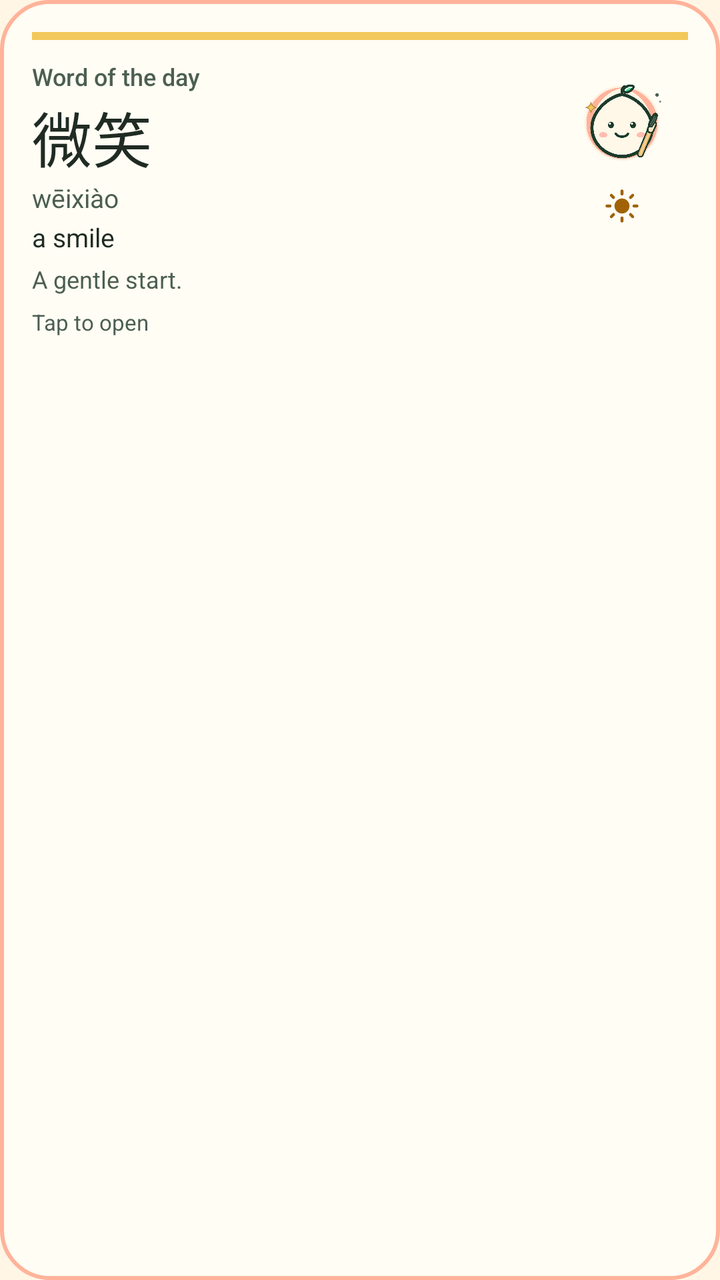
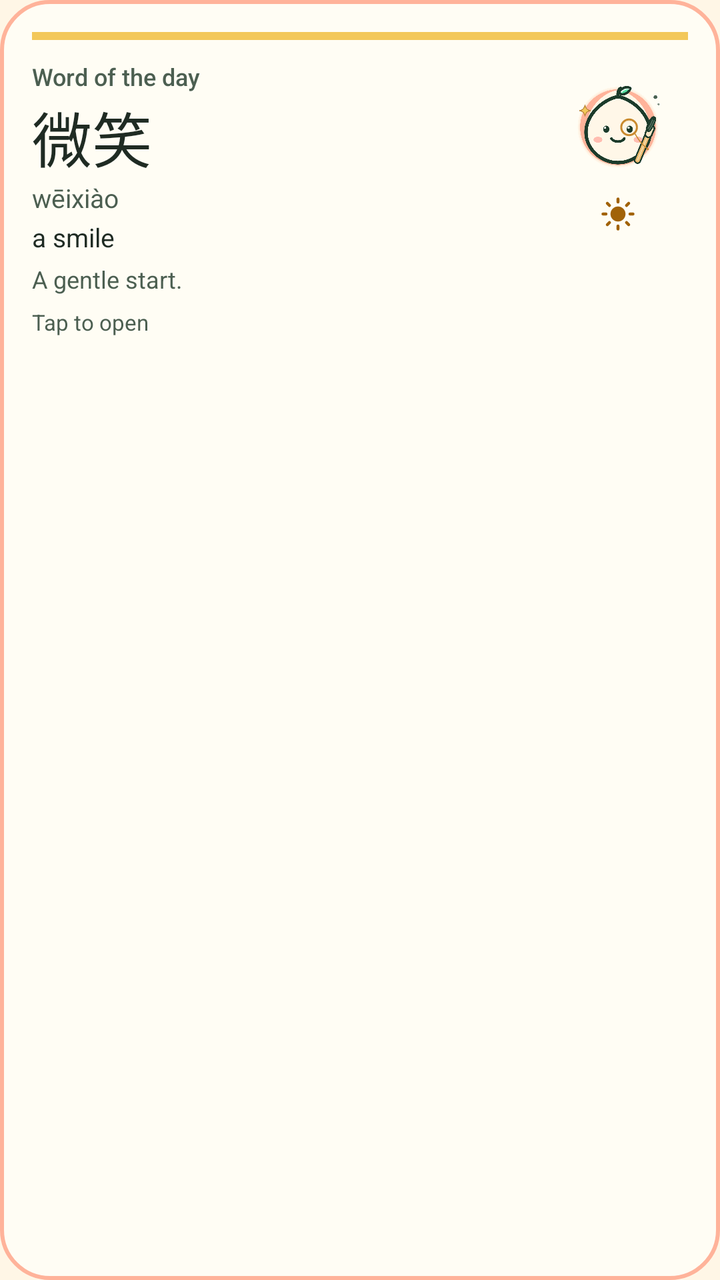

The first picture is an Android layout as it rendered before a commit; the second is the same layout after the commit. The layout source and the unified diff follow.
<!-- AndroidManifest.xml: application theme Theme.Bihua -->
<!-- res/layout/widget_word.xml -->
<?xml version="1.0" encoding="utf-8"?>
<LinearLayout xmlns:android="http://schemas.android.com/apk/res/android"
    android:id="@+id/widget_root"
    android:layout_width="match_parent"
    android:layout_height="match_parent"
    android:background="@drawable/widget_bg"
    android:orientation="vertical"
    android:padding="16dp">

    <TextView
        android:id="@+id/widget_accent"
        android:layout_width="match_parent"
        android:layout_height="4dp"
        android:background="#F3C85A"
        android:importantForAccessibility="no" />

    <LinearLayout
        android:layout_width="match_parent"
        android:layout_height="wrap_content"
        android:orientation="horizontal"
        android:paddingTop="10dp">

        <LinearLayout
            android:layout_width="0dp"
            android:layout_height="wrap_content"
            android:layout_weight="1"
            android:orientation="vertical">

            <TextView
                android:id="@+id/widget_label"
                android:layout_width="match_parent"
                android:layout_height="wrap_content"
                android:fontFamily="sans-serif-medium"
                android:text="@string/widget_word_label"
                android:textColor="#4C5F51"
                android:textSize="12sp" />

            <TextView
                android:id="@+id/widget_word"
                android:layout_width="match_parent"
                android:layout_height="wrap_content"
                android:fontFamily="sans-serif-medium"
                android:maxLines="1"
                android:text="@string/widget_word_default"
                android:textColor="#1F2B23"
                android:textSize="30sp" />

            <TextView
                android:id="@+id/widget_reading"
                android:layout_width="match_parent"
                android:layout_height="wrap_content"
                android:maxLines="1"
                android:text="@string/widget_word_reading"
                android:textColor="#4C5F51"
                android:textSize="13sp" />

            <TextView
                android:id="@+id/widget_meaning"
                android:layout_width="match_parent"
                android:layout_height="wrap_content"
                android:layout_marginTop="2dp"
                android:maxLines="2"
                android:text="@string/widget_word_meaning"
                android:textColor="#1F2B23"
                android:textSize="13sp" />

            <TextView
                android:id="@+id/widget_note"
                android:layout_width="match_parent"
                android:layout_height="wrap_content"
                android:layout_marginTop="4dp"
                android:text="@string/widget_word_note"
                android:textColor="#4C5F51"
                android:textSize="12sp" />
        </LinearLayout>

        <LinearLayout
            android:layout_width="66dp"
            android:layout_height="wrap_content"
            android:gravity="center_horizontal"
            android:orientation="vertical">

            <ImageView
                android:id="@+id/widget_pet"
                android:layout_width="62dp"
                android:layout_height="62dp"
                android:importantForAccessibility="no"
                android:scaleType="fitCenter"
                android:src="@drawable/ic_launcher_foreground_art" />

            <ImageView
                android:id="@+id/widget_icon"
                android:layout_width="18dp"
                android:layout_height="18dp"
                android:layout_marginTop="2dp"
                android:importantForAccessibility="no"
                android:src="@drawable/ic_widget_sun" />
        </LinearLayout>
    </LinearLayout>

    <TextView
        android:layout_width="match_parent"
        android:layout_height="wrap_content"
        android:layout_marginTop="6dp"
        android:text="@string/widget_word_hint"
        android:textColor="#4C5F51"
        android:textSize="11sp" />
</LinearLayout>
<!-- resources referenced by this layout -->
<resources>
  <!-- drawable ic_launcher_foreground_art: png bitmap (drawable-nodpi, 85524 bytes) -->
  <!-- drawable ic_widget_sun (drawable) -->
  <?xml version="1.0" encoding="utf-8"?>
  <vector xmlns:android="http://schemas.android.com/apk/res/android"
      android:width="24dp"
      android:height="24dp"
      android:viewportWidth="24"
      android:viewportHeight="24">
      <path
          android:fillColor="#A16207"
          android:pathData="M12,7a5,5 0 1,0 0,10a5,5 0 1,0 0,-10z" />
      <path
          android:pathData="M12,2v2M12,20v2M2,12h2M20,12h2M4.9,4.9l1.4,1.4M17.7,17.7l1.4,1.4M19.1,4.9l-1.4,1.4M6.3,17.7l-1.4,1.4"
          android:strokeColor="#A16207"
          android:strokeLineCap="round"
          android:strokeWidth="2" />
  </vector>
  <!-- drawable widget_bg (drawable) -->
  <?xml version="1.0" encoding="utf-8"?>
  <shape xmlns:android="http://schemas.android.com/apk/res/android"
      android:shape="rectangle">
      <solid android:color="#FFFDF4" />
      <corners android:radius="24dp" />
      <stroke
          android:width="2dp"
          android:color="#FFB39A" />
  </shape>
  <string name="widget_word_default" translatable="false">微笑</string>
  <string name="widget_word_hint" translatable="false">Tap to open</string>
  <string name="widget_word_label" translatable="false">Word of the day</string>
  <string name="widget_word_meaning" translatable="false">a smile</string>
  <string name="widget_word_note" translatable="false">A gentle start.</string>
  <string name="widget_word_reading" translatable="false">wēixiào</string>
  <style name="Theme.Bihua" parent="Theme.AppCompat.Light.NoActionBar">
          <item name="android:windowBackground">@color/splash_paper</item>
      </style>
  <color name="splash_paper">#FFFFF6E6</color>
</resources>

<!-- the commit's change to res/layout/widget_word.xml (unified diff, before → after) -->
@@ -75,18 +75,18 @@
         </LinearLayout>
 
         <LinearLayout
-            android:layout_width="66dp"
+            android:layout_width="70dp"
             android:layout_height="wrap_content"
             android:gravity="center_horizontal"
             android:orientation="vertical">
 
             <ImageView
                 android:id="@+id/widget_pet"
-                android:layout_width="62dp"
-                android:layout_height="62dp"
+                android:layout_width="66dp"
+                android:layout_height="66dp"
                 android:importantForAccessibility="no"
                 android:scaleType="fitCenter"
-                android:src="@drawable/ic_launcher_foreground_art" />
+                android:src="@drawable/widget_pet_monocle" />
 
             <ImageView
                 android:id="@+id/widget_icon"
<!-- resource entries referenced after the edit -->
@@ -1,6 +1,36 @@
 <!-- resources referenced by this layout -->
 <resources>
   <!-- drawable ic_launcher_foreground_art: png bitmap (drawable-nodpi, 85524 bytes) -->
+  <!-- drawable pet_monocle_overlay (drawable) -->
+  <?xml version="1.0" encoding="utf-8"?>
+  <vector xmlns:android="http://schemas.android.com/apk/res/android"
+      android:width="1024dp"
+      android:height="1024dp"
+      android:viewportWidth="1024"
+      android:viewportHeight="1024">
+  
+      
+      <path
+          android:fillColor="#00000000"
+          android:pathData="M598,522 m-61,0 a61,61 0 1,1 122,0 a61,61 0 1,1 -122,0"
+          android:strokeColor="#C98A2E"
+          android:strokeWidth="15" />
+      <path
+          android:fillColor="#00000000"
+          android:pathData="M562,488 A54,54 0 0,1 616,478"
+          android:strokeColor="#F7E5C4"
+          android:strokeLineCap="round"
+          android:strokeWidth="5" />
+      <path
+          android:fillColor="#00000000"
+          android:pathData="M638,562 Q672,622 700,652 Q722,676 744,692"
+          android:strokeColor="#C98A2E"
+          android:strokeLineCap="round"
+          android:strokeWidth="8" />
+      <path
+          android:fillColor="#C98A2E"
+          android:pathData="M744,692 m-8,0 a8,8 0 1,1 16,0 a8,8 0 1,1 -16,0" />
+  </vector>
   <!-- drawable ic_widget_sun (drawable) -->
   <?xml version="1.0" encoding="utf-8"?>
   <vector xmlns:android="http://schemas.android.com/apk/res/android"
@@ -27,6 +57,12 @@
           android:width="2dp"
           android:color="#FFB39A" />
   </shape>
+  <!-- drawable widget_pet_monocle (drawable) -->
+  <?xml version="1.0" encoding="utf-8"?>
+  <layer-list xmlns:android="http://schemas.android.com/apk/res/android">
+      <item android:drawable="@drawable/ic_launcher_foreground_art" />
+      <item android:drawable="@drawable/pet_monocle_overlay" />
+  </layer-list>
   <string name="widget_word_default" translatable="false">微笑</string>
   <string name="widget_word_hint" translatable="false">Tap to open</string>
   <string name="widget_word_label" translatable="false">Word of the day</string>
